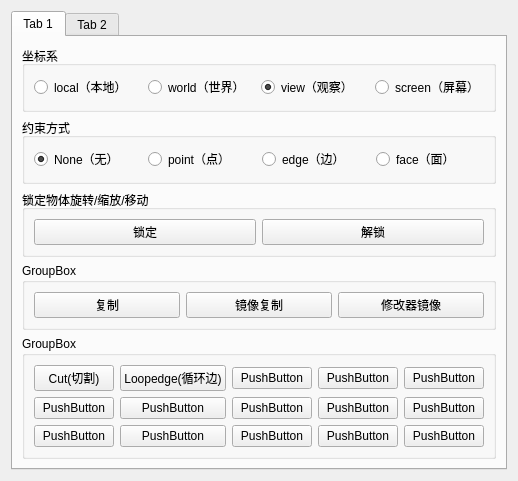
The window that ui/ui.ui (fxcfxcfxc/MaxTool_FastModeing) describes before a commit, drawn with Qt 5.
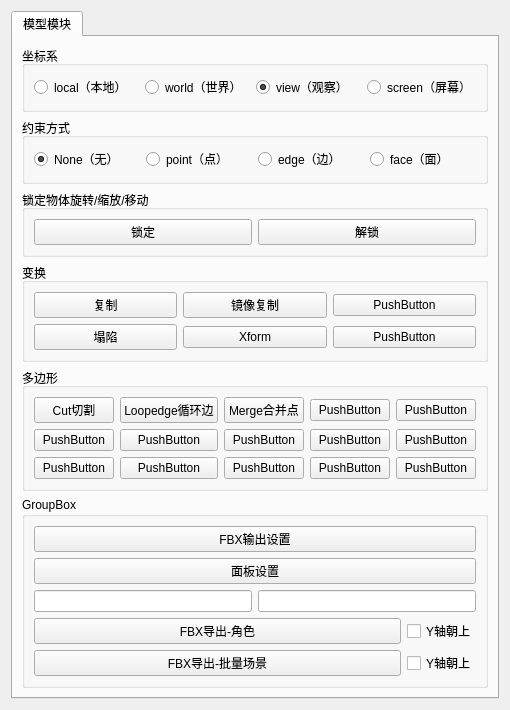
The same window after the commit.

The edit to the form file:
```diff
--- a/ui/ui.ui
+++ b/ui/ui.ui
@@ -7,20 +7,20 @@
     <x>0</x>
     <y>0</y>
     <width>363</width>
-    <height>297</height>
+    <height>456</height>
    </rect>
   </property>
   <property name="windowTitle">
    <string>Form</string>
   </property>
-  <layout class="QGridLayout" name="gridLayout_2">
-   <item row="0" column="0">
+  <layout class="QHBoxLayout" name="horizontalLayout_4">
+   <item>
     <widget class="QTabWidget" name="tabWidget">
      <widget class="QWidget" name="tab">
       <attribute name="title">
-       <string>Tab 1</string>
+       <string>模型模块</string>
       </attribute>
-      <layout class="QVBoxLayout" name="verticalLayout">
+      <layout class="QVBoxLayout" name="verticalLayout_3">
        <item>
         <widget class="QGroupBox" name="groupBox">
          <property name="title">
@@ -127,27 +127,48 @@
        <item>
         <widget class="QGroupBox" name="groupBox_5">
          <property name="title">
-          <string>GroupBox</string>
+          <string>变换</string>
          </property>
-         <layout class="QHBoxLayout" name="horizontalLayout_4">
-          <item>
+         <layout class="QGridLayout" name="gridLayout_2">
+          <item row="0" column="0">
            <widget class="QPushButton" name="pushButton_18">
             <property name="text">
              <string>复制</string>
             </property>
            </widget>
           </item>
-          <item>
+          <item row="1" column="0">
+           <widget class="QPushButton" name="pushButton_21">
+            <property name="text">
+             <string>塌陷</string>
+            </property>
+           </widget>
+          </item>
+          <item row="0" column="1">
            <widget class="QPushButton" name="pushButton_19">
             <property name="text">
              <string>镜像复制</string>
             </property>
            </widget>
           </item>
-          <item>
+          <item row="1" column="1">
+           <widget class="QPushButton" name="pushButton_22">
+            <property name="text">
+             <string>Xform</string>
+            </property>
+           </widget>
+          </item>
+          <item row="1" column="2">
            <widget class="QPushButton" name="pushButton_20">
             <property name="text">
-             <string>修改器镜像</string>
+             <string>PushButton</string>
+            </property>
+           </widget>
+          </item>
+          <item row="0" column="2">
+           <widget class="QPushButton" name="pushButton_25">
+            <property name="text">
+             <string>PushButton</string>
             </property>
            </widget>
           </item>
@@ -157,27 +178,27 @@
        <item>
         <widget class="QGroupBox" name="groupBox_4">
          <property name="title">
-          <string>GroupBox</string>
+          <string>多边形</string>
          </property>
          <layout class="QGridLayout" name="gridLayout">
           <item row="0" column="0">
            <widget class="QPushButton" name="pushButton_3">
             <property name="text">
-             <string>Cut(切割)</string>
+             <string>Cut切割</string>
             </property>
            </widget>
           </item>
           <item row="0" column="1">
            <widget class="QPushButton" name="pushButton_4">
             <property name="text">
-             <string>Loopedge(循环边)</string>
+             <string>Loopedge循环边</string>
             </property>
            </widget>
           </item>
           <item row="0" column="2">
            <widget class="QPushButton" name="pushButton_5">
             <property name="text">
-             <string>PushButton</string>
+             <string>Merge合并点</string>
             </property>
            </widget>
           </item>
@@ -268,13 +289,81 @@
          </layout>
         </widget>
        </item>
+       <item>
+        <widget class="QGroupBox" name="groupBox_6">
+         <property name="title">
+          <string>GroupBox</string>
+         </property>
+         <layout class="QVBoxLayout" name="verticalLayout_2">
+          <item>
+           <layout class="QVBoxLayout" name="verticalLayout">
+            <item>
+             <widget class="QPushButton" name="pushButton_24">
+              <property name="text">
+               <string>FBX输出设置</string>
+              </property>
+             </widget>
+            </item>
+            <item>
+             <widget class="QPushButton" name="pushButton_23">
+              <property name="text">
+               <string>面板设置</string>
+              </property>
+             </widget>
+            </item>
+            <item>
+             <layout class="QHBoxLayout" name="horizontalLayout_7">
+              <item>
+               <widget class="QLineEdit" name="lineEdit"/>
+              </item>
+              <item>
+               <widget class="QLineEdit" name="lineEdit_2"/>
+              </item>
+             </layout>
+            </item>
+           </layout>
+          </item>
+          <item>
+           <layout class="QHBoxLayout" name="horizontalLayout_5" stretch="1,0">
+            <item>
+             <widget class="QPushButton" name="pushButton_26">
+              <property name="text">
+               <string>FBX导出-角色</string>
+              </property>
+             </widget>
+            </item>
+            <item>
+             <widget class="QCheckBox" name="checkBox">
+              <property name="text">
+               <string>Y轴朝上</string>
+              </property>
+             </widget>
+            </item>
+           </layout>
+          </item>
+          <item>
+           <layout class="QHBoxLayout" name="horizontalLayout_6" stretch="1,0">
+            <item>
+             <widget class="QPushButton" name="pushButton_27">
+              <property name="text">
+               <string>FBX导出-批量场景</string>
+              </property>
+             </widget>
+            </item>
+            <item>
+             <widget class="QCheckBox" name="checkBox_2">
+              <property name="text">
+               <string>Y轴朝上</string>
+              </property>
+             </widget>
+            </item>
+           </layout>
+          </item>
+         </layout>
+        </widget>
+       </item>
       </layout>
      </widget>
-     <widget class="QWidget" name="tab_2">
-      <attribute name="title">
-       <string>Tab 2</string>
-      </attribute>
-     </widget>
     </widget>
    </item>
   </layout>
```
Left out of the diff: 3 changed lines with no effect on the pictures.
